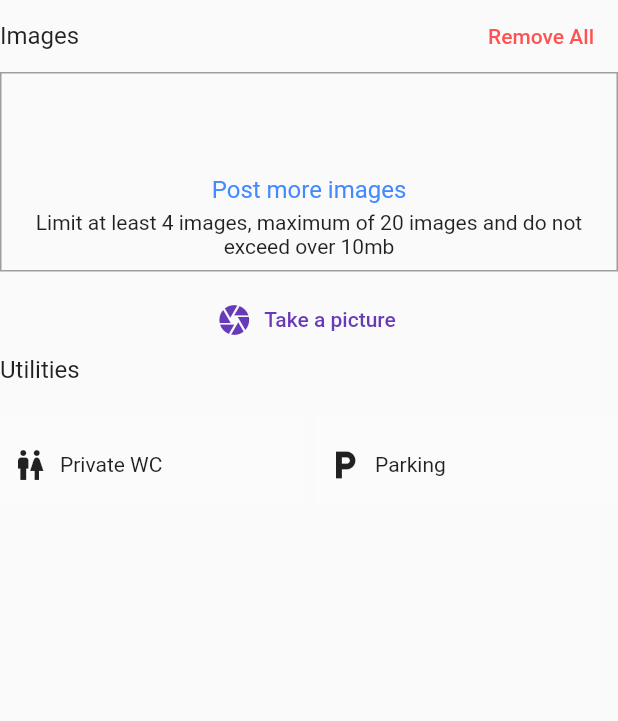
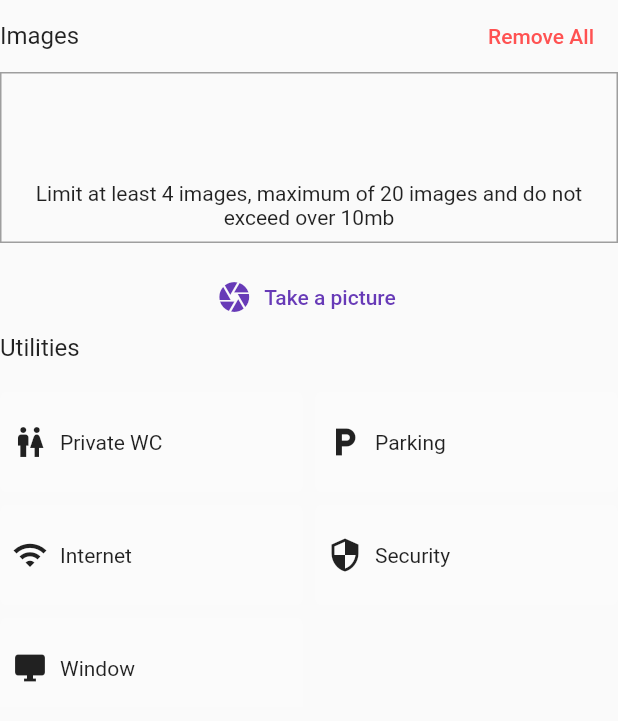
Before and after one commit to sungphamdinh/property_management, a Flutter app: the ImagesAndUtilities widget shown alone on an empty page, opened directly, on a phone screen of 412 x 824 dp. Shown: the top 721 px of the screen. Run offline on Flutter 3.47's test engine with Material 2 defaults, Android fonts, the phone set to English and light mode, and no system bars; our stand-ins replace cloud_firestore, firebase_auth, firebase_storage, image_picker; accounts and stored records are empty; generated files the repository leaves out were written again; network calls fail.

Commit message:
hande validation and get images, utilities

```diff
--- a/lib/models/utility.dart
+++ b/lib/models/utility.dart
@@ -3,5 +3,10 @@ import 'package:flutter/material.dart';
 class Utility {
   final String name;
   final IconData icon;
+  bool isSelected = false;
   Utility(this.name, this.icon);
+
+  void setSelection(bool isSelected) {
+    this.isSelected = isSelected;
+  }
 }
--- a/lib/widgets/add_product/images_and_utilities.dart
+++ b/lib/widgets/add_product/images_and_utilities.dart
@@ -7,6 +7,7 @@ import 'package:flutter/material.dart';
 import 'package:image_picker/image_picker.dart';
 
 class ImagesAndUtilities extends StatefulWidget {
+  ImagesAndUtilities({Key key}) : super(key: key);
   @override
   ImagesAndUtilitiesState createState() => ImagesAndUtilitiesState();
 }
@@ -14,14 +15,32 @@ class ImagesAndUtilities extends StatefulWidget {
 class ImagesAndUtilitiesState extends State<ImagesAndUtilities> {
   final double _imageHeight = 60;
   final _pickedImages = [];
+
+  // TODO: should get this data from static resource like json file?
   final _utilities = [
     Utility('Private WC', Icons.wc),
-    Utility('Parking', Icons.local_parking)
+    Utility('Parking', Icons.local_parking),
+    Utility('Internet', Icons.wifi),
+    Utility('Security', Icons.security),
+    Utility('Window', Icons.desktop_windows),
   ];
+  final _errors = {'imagesError': ''};
 
   Map<String, dynamic> saveUtilitiesAndImages() {
-    if (_pickedImages.length < 4) return null;
-    return {'pickedImages': _pickedImages, 'pickedUtilities': _utilities};
+    if (_validateData()) {
+      return {'pickedImages': _pickedImages, 'pickedUtilities': _utilities};
+    }
+    return null;
+  }
+
+  bool _validateData() {
+    if (_pickedImages.length < 4) {
+      setState(() {
+        _errors['imagesError'] = 'Please add at least 4 room images';
+      });
+      return false;
+    }
+    return true;
   }
 
   void _pickImage(ImageSource source) async {
@@ -32,6 +51,9 @@ class ImagesAndUtilitiesState extends State<ImagesAndUtilities> {
       final pickedImageFile = File(imageFile.path);
       setState(() {
         _pickedImages.add(pickedImageFile);
+        if (_pickedImages.length > 3) {
+          _errors['imagesError'] = '';
+        }
       });
     }
   }
@@ -78,10 +100,6 @@ class ImagesAndUtilitiesState extends State<ImagesAndUtilities> {
                     itemCount: _pickedImages.length,
                   ),
                 ),
-                const Text(
-                  "Post more images",
-                  style: TextStyle(fontSize: 16, color: Colors.blueAccent),
-                ),
                 SizedBox(
                   height: 4,
                 ),
@@ -92,6 +110,15 @@ class ImagesAndUtilitiesState extends State<ImagesAndUtilities> {
               ],
             ),
           ),
+          SizedBox(
+            height: 4,
+          ),
+          _errors['imagesError'].isEmpty
+              ? const SizedBox()
+              : Text(
+                  _errors['imagesError'],
+                  style: TextStyle(color: Theme.of(context).errorColor),
+                ),
           SizedBox(
             height: 8,
           ),
@@ -117,12 +144,15 @@ class ImagesAndUtilitiesState extends State<ImagesAndUtilities> {
                   crossAxisSpacing: 8,
                   childAspectRatio: 3 / 1),
               itemBuilder: (ctx, index) {
-                return UtilityItem(_utilities[index].name,
-                    _utilities[index].icon, (isSelected) {});
+                return UtilityItem(
+                    _utilities[index].name, _utilities[index].icon,
+                    (isSelected) {
+                  _utilities[index].setSelection(isSelected);
+                });
               },
               itemCount: _utilities.length,
             ),
-          )
+          ),
         ],
       ),
     );
```
Also changed, not shown: lib/screens/add_property_screen.dart (+14 -2 lines).
